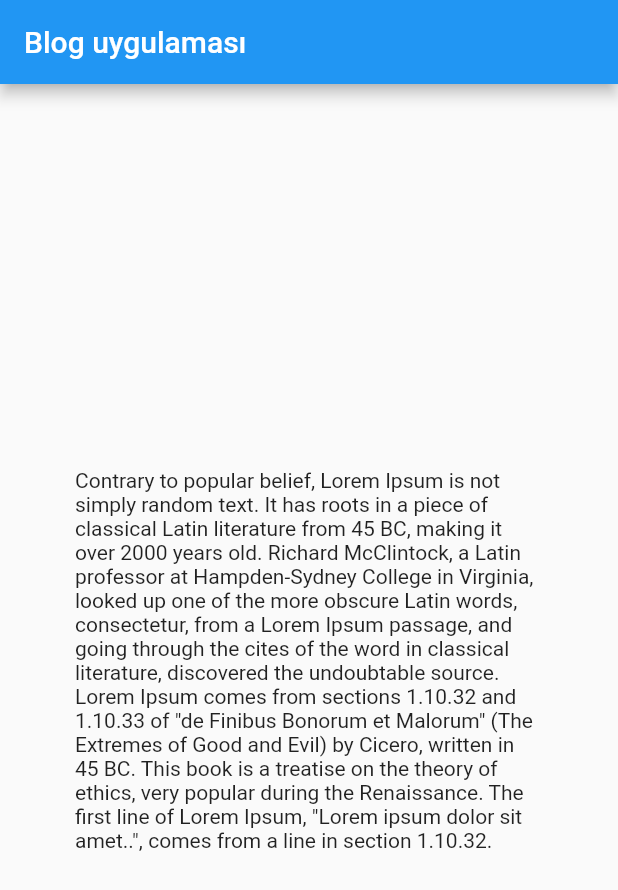
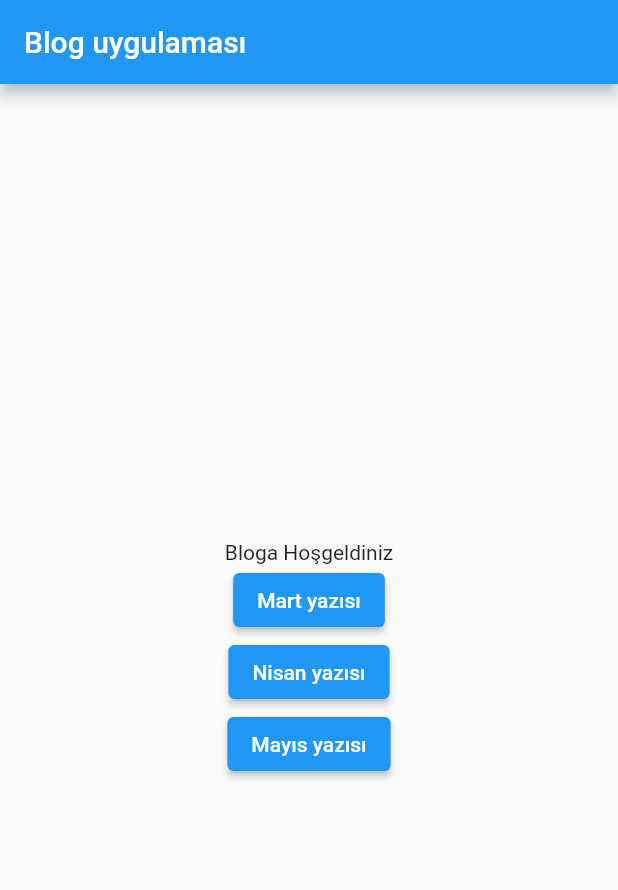
Before and after one commit to iremkryt/blog_app, a Flutter app: the screen it shows after launch, on a phone screen of 412 x 824 dp. Shown: the top 890 px of the screen. Run offline on Flutter 3.47's test engine with Material 2 defaults, Android fonts, the phone set to English and light mode, and no system bars.

Commit message:
Buton ve fonksiyon işlevselliği

```diff
--- a/blog_app/lib/main.dart
+++ b/blog_app/lib/main.dart
@@ -6,24 +6,70 @@ class MyApp extends StatelessWidget {
   @override
   Widget build(BuildContext context) {
     return MaterialApp(
-      title: 'Denemelik blog app',
-      home: AnaEkran(),
+      title: "Denemelik blog app",
+      home: Iskele(),
     );
   }
 }
 
-class AnaEkran extends StatelessWidget {
-
+class Iskele extends StatelessWidget {
   @override
   Widget build(BuildContext context) {
     return Scaffold(
       appBar: AppBar(
-        title: Text('Blog uygulaması'),
+        title: Text("Blog uygulaması"),
       ),
-      body: Container(
-        margin: EdgeInsets.all(50),
-        child: Center(
-          child: Text('Contrary to popular belief, Lorem Ipsum is not simply random text. It has roots in a piece of classical Latin literature from 45 BC, making it over 2000 years old. Richard McClintock, a Latin professor at Hampden-Sydney College in Virginia, looked up one of the more obscure Latin words, consectetur, from a Lorem Ipsum passage, and going through the cites of the word in classical literature, discovered the undoubtable source. Lorem Ipsum comes from sections 1.10.32 and 1.10.33 of "de Finibus Bonorum et Malorum" (The Extremes of Good and Evil) by Cicero, written in 45 BC. This book is a treatise on the theory of ethics, very popular during the Renaissance. The first line of Lorem Ipsum, "Lorem ipsum dolor sit amet..", comes from a line in section 1.10.32.'),
+      body: AnaEkran(),
+    );
+  }
+}
+
+class AnaEkran extends StatefulWidget {
+  @override
+  State<AnaEkran> createState() => _AnaEkranState();
+}
+
+class _AnaEkranState extends State<AnaEkran> {
+
+  String blogYazisi = 'Bloga Hoşgeldiniz';
+
+  martGoster(){
+    setState(() {
+      blogYazisi = 'Deneme için';
+    });
+  }
+  nisanGoster(){
+    setState(() {
+      blogYazisi = 'Nisan deneme';
+    });
+  }
+  mayisGoster(){
+    setState(() {
+      blogYazisi = 'Mayis göster';
+    });
+  }
+
+  @override
+  Widget build(BuildContext context) {
+    return Container(
+      child: Center(
+        child: Column(
+          mainAxisAlignment: MainAxisAlignment.center,
+          children: [
+            Text(blogYazisi),
+            ElevatedButton(
+              onPressed: martGoster,
+              child: Text("Mart yazısı"),
+            ),
+            ElevatedButton(
+              onPressed: nisanGoster,
+              child: Text("Nisan yazısı"),
+            ),
+            ElevatedButton(
+              onPressed: mayisGoster,
+              child: Text("Mayıs yazısı"),
+            ),
+          ],
         ),
       ),
     );
```
